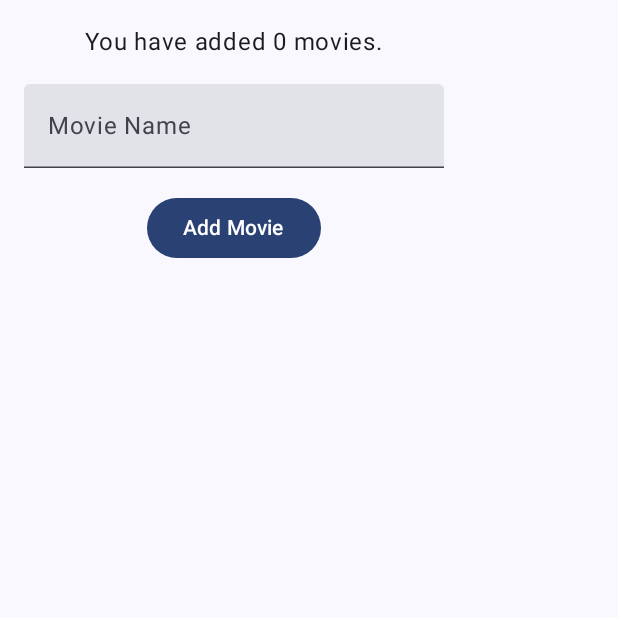
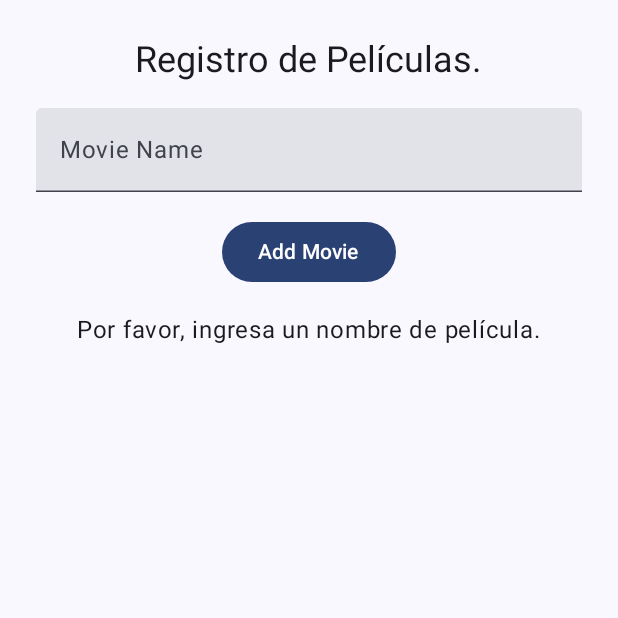
Before and after one commit to MarrVL/MovieCounter, an Android app built with Jetpack Compose: the screen it shows after launch (MainActivity), after a tap on "Add Movie", on a phone screen of 412 x 824 dp, the top half of it. Run offline under Robolectric (Android 15) with nearby library versions, the phone set to English and light mode, and no system bars.

Commit message:
Ultimo commit terrminado

```diff
--- a/app/src/main/java/com/example/moviecounter/MainActivity.kt
+++ b/app/src/main/java/com/example/moviecounter/MainActivity.kt
@@ -7,11 +7,13 @@ import androidx.activity.enableEdgeToEdge
 import androidx.compose.foundation.layout.*
 import androidx.compose.material3.*
 import androidx.compose.runtime.*
+import androidx.compose.runtime.saveable.rememberSaveable
 import androidx.compose.ui.Alignment
 import androidx.compose.ui.Modifier
 import androidx.compose.ui.tooling.preview.Preview
 import androidx.compose.ui.unit.dp
 import com.example.moviecounter.ui.theme.MovieCounterTheme
+import kotlin.math.sin
 
 class MainActivity : ComponentActivity() {
     override fun onCreate(savedInstanceState: Bundle?) {
@@ -29,29 +31,42 @@ class MainActivity : ComponentActivity() {
 
 @Composable
 fun MovieCounter(modifier: Modifier = Modifier) {
-    var count by remember { mutableStateOf(0) }
-    var movieName by remember { mutableStateOf("") }
+    var count by rememberSaveable { mutableStateOf(0) }
+    var movieName by rememberSaveable { mutableStateOf("") }
+    var message by rememberSaveable { mutableStateOf("") }
 
     Column(
-        modifier = modifier.padding(16.dp),
+        modifier = modifier
+            .fillMaxWidth()
+            .padding(24.dp),
         horizontalAlignment = Alignment.CenterHorizontally
     ) {
-        Text(text = "You have added $count movies.")
+        Text(text = "Registro de Películas.",
+             style = MaterialTheme.typography.headlineSmall)
         Spacer(modifier = Modifier.height(16.dp))
         TextField(
             value = movieName,
             onValueChange = { movieName = it },
-            label = { Text("Movie Name") }
+            label = { Text("Movie Name") },
+            singleLine = true,
+            modifier = Modifier.fillMaxWidth()
         )
         Spacer(modifier = Modifier.height(16.dp))
         Button(onClick = {
             if (movieName.isNotBlank()) {
                 count++
+                message = "Se agregó \"$movieName\". Total: $count"
                 movieName = ""
+            } else {
+                message = "Por favor, ingresa un nombre de película."
             }
         }) {
             Text("Add Movie")
         }
+
+        Spacer(modifier = Modifier.height(16.dp))
+
+        Text(text = message)
     }
 }
 
```
